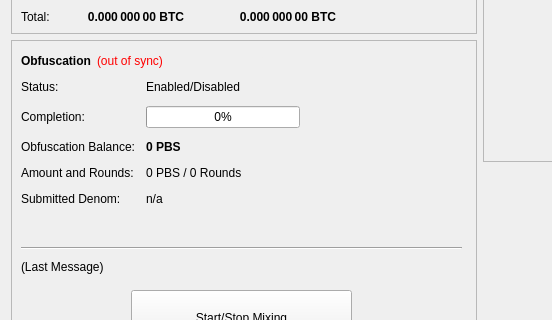
Before: the Qt Designer form src/qt/forms/overviewpage.ui in SlateTeam/SlatechainCore, drawn with Qt 5; both pictures show x 0 to 552 and y 182 to 502 of the 960 by 615 pixel window.
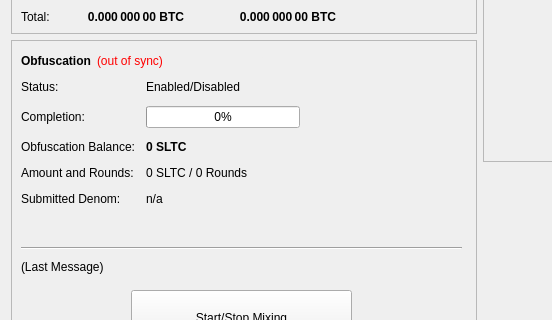
After: the same form once the commit is applied.

Patch:
```diff
--- a/src/qt/forms/overviewpage.ui
+++ b/src/qt/forms/overviewpage.ui
@@ -474,7 +474,7 @@
               </font>
              </property>
              <property name="text">
-              <string notr="true">0 PBS</string>
+              <string notr="true">0 SLTC</string>
              </property>
             </widget>
            </item>
@@ -488,7 +488,7 @@
            <item row="3" column="1">
             <widget class="QLabel" name="labelAmountRounds">
              <property name="text">
-              <string>0 PBS / 0 Rounds</string>
+              <string>0 SLTC / 0 Rounds</string>
              </property>
             </widget>
            </item>
```
Left out of the diff: 6 changed lines with no effect on the pictures.
